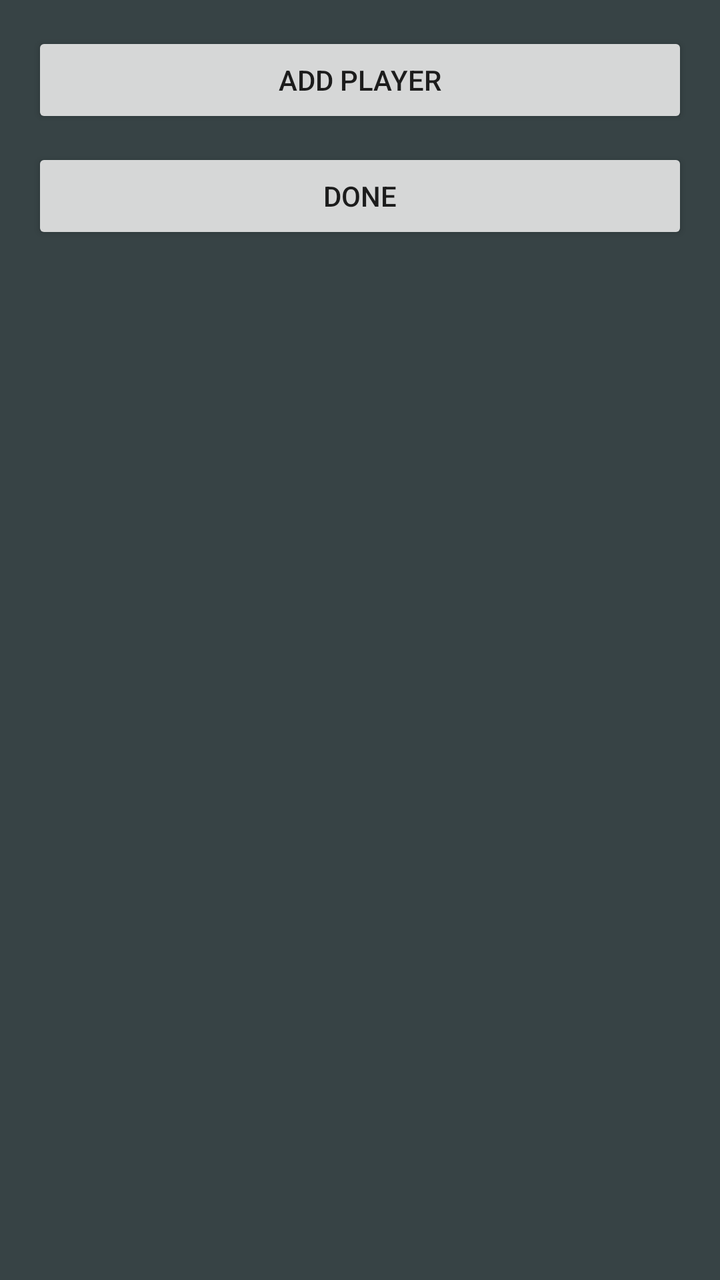
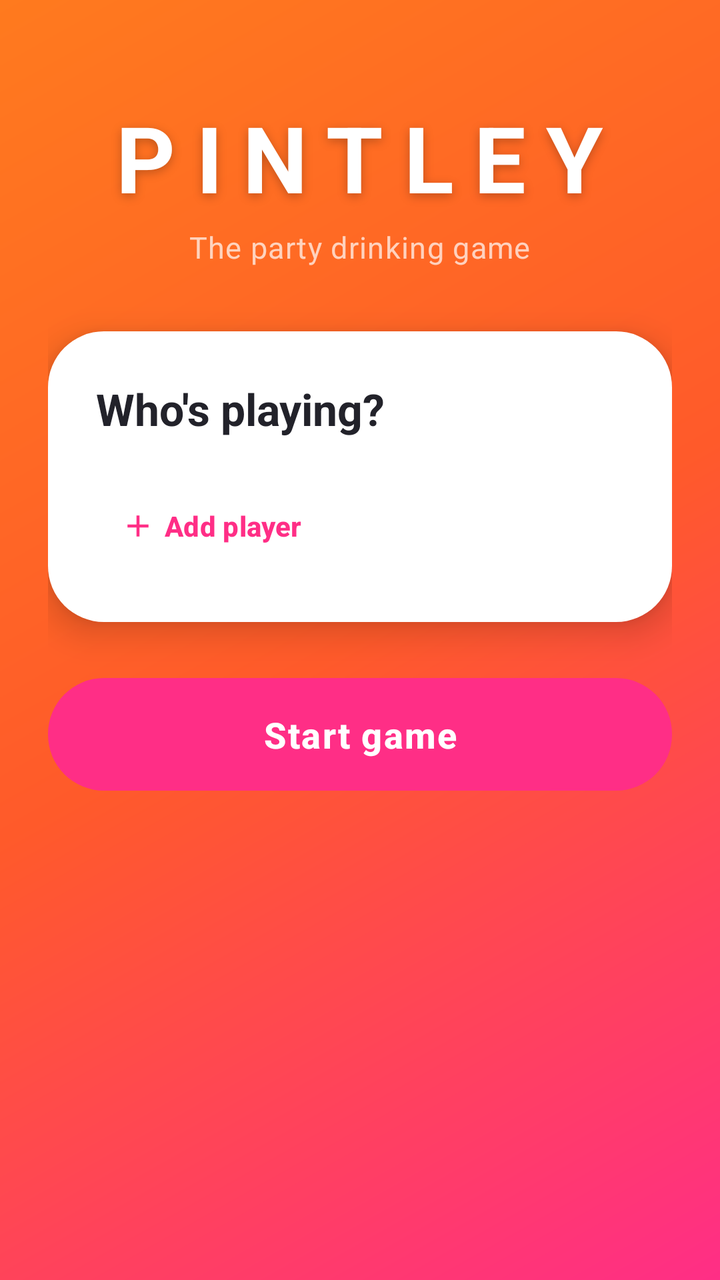

Compare the two renders of this Android layout. The source of the first and the diff that turns it into the second are given below.
<!-- AndroidManifest.xml: application theme AppTheme -->
<!-- res/layout/activity_nameinput.xml -->
<?xml version="1.0" encoding="utf-8"?>
<LinearLayout xmlns:android="http://schemas.android.com/apk/res/android"
    android:layout_width="match_parent"
    android:layout_height="match_parent"
    android:orientation="vertical"
    android:padding="16dp"
    android:id="@+id/name_input_layout">

    <Button
        android:id="@+id/add_button"
        android:layout_width="match_parent"
        android:layout_height="wrap_content"
        android:text="Add Player"
        android:layout_marginBottom="10dp" />

    <Button
        android:id="@+id/done_button"
        android:layout_width="match_parent"
        android:layout_height="wrap_content"
        android:text="Done" />
</LinearLayout>
<!-- resources referenced by this layout -->
<resources>
  <style name="AppTheme" parent="Theme.AppCompat.Light.NoActionBar">
          <item name="android:windowFullscreen">true</item>
          <item name="android:windowBackground">@color/Granite</item>
          <item name="colorControlNormal">@color/white</item> 
          <item name="colorControlActivated">@color/white</item> 
          <item name="colorControlHighlight">@color/white</item> 
          <item name="android:editTextColor">@android:color/white</item>
          
      </style>
  <color name="Granite">#374345</color>
  <color name="white">#FFFFFFFF</color>
</resources>

<!-- the commit's change to res/layout/activity_nameinput.xml (unified diff, before → after) -->
@@ -1,21 +1,88 @@
 <?xml version="1.0" encoding="utf-8"?>
-<LinearLayout xmlns:android="http://schemas.android.com/apk/res/android"
+<ScrollView xmlns:android="http://schemas.android.com/apk/res/android"
+    xmlns:app="http://schemas.android.com/apk/res-auto"
     android:layout_width="match_parent"
     android:layout_height="match_parent"
-    android:orientation="vertical"
-    android:padding="16dp"
-    android:id="@+id/name_input_layout">
+    android:background="@drawable/bg_gradient"
+    android:fillViewport="true">
 
-    <Button
-        android:id="@+id/add_button"
+    <LinearLayout
         android:layout_width="match_parent"
         android:layout_height="wrap_content"
-        android:text="Add Player"
-        android:layout_marginBottom="10dp" />
+        android:orientation="vertical"
+        android:gravity="center_horizontal"
+        android:paddingHorizontal="24dp"
+        android:paddingTop="48dp"
+        android:paddingBottom="32dp">
 
-    <Button
-        android:id="@+id/done_button"
-        android:layout_width="match_parent"
-        android:layout_height="wrap_content"
-        android:text="Done" />
-</LinearLayout>
+        
+        <TextView
+            android:layout_width="wrap_content"
+            android:layout_height="wrap_content"
+            android:text="PINTLEY"
+            android:textColor="@color/white"
+            android:textSize="46sp"
+            android:textStyle="bold"
+            android:letterSpacing="0.22"
+            android:shadowColor="#40000000"
+            android:shadowDx="0"
+            android:shadowDy="4"
+            android:shadowRadius="12" />
+
+        <TextView
+            android:layout_width="wrap_content"
+            android:layout_height="wrap_content"
+            android:layout_marginTop="4dp"
+            android:text="@string/tagline"
+            android:textColor="@color/white_70"
+            android:textSize="15sp"
+            android:letterSpacing="0.03" />
+
+        
+        <LinearLayout
+            android:layout_width="match_parent"
+            android:layout_height="wrap_content"
+            android:layout_marginTop="32dp"
+            android:orientation="vertical"
+            android:background="@drawable/bg_card"
+            android:elevation="10dp"
+            android:padding="24dp">
+
+            <TextView
+                android:layout_width="wrap_content"
+                android:layout_height="wrap_content"
+                android:text="@string/players_heading"
+                android:textColor="@color/ink"
+                android:textSize="22sp"
+                android:textStyle="bold"
+                android:layout_marginBottom="16dp" />
+
+            <LinearLayout
+                android:id="@+id/name_input_layout"
+                android:layout_width="match_parent"
+                android:layout_height="wrap_content"
+                android:orientation="vertical" />
+
+            <com.google.android.material.button.MaterialButton
+                android:id="@+id/add_button"
+                style="@style/Widget.Pintley.Button.Add"
+                android:layout_width="wrap_content"
+                android:layout_height="wrap_content"
+                android:layout_marginTop="4dp"
+                android:text="@string/add_player"
+                app:icon="@drawable/ic_add" />
+
+        </LinearLayout>
+
+        
+        <com.google.android.material.button.MaterialButton
+            android:id="@+id/done_button"
+            style="@style/Widget.Pintley.Button.Start"
+            android:layout_width="match_parent"
+            android:layout_height="wrap_content"
+            android:layout_marginTop="24dp"
+            android:text="@string/start_game" />
+
+    </LinearLayout>
+
+</ScrollView>
<!-- resource entries referenced after the edit -->
@@ -1,15 +1,72 @@
 <!-- resources referenced by this layout -->
 <resources>
-  <style name="AppTheme" parent="Theme.AppCompat.Light.NoActionBar">
-          <item name="android:windowFullscreen">true</item>
-          <item name="android:windowBackground">@color/Granite</item>
-          <item name="colorControlNormal">@color/white</item> 
-          <item name="colorControlActivated">@color/white</item> 
-          <item name="colorControlHighlight">@color/white</item> 
-          <item name="android:editTextColor">@android:color/white</item>
-          
+  <color name="ink">#22222A</color>
+  <color name="white">#FFFFFFFF</color>
+  <color name="white_70">#B3FFFFFF</color>
+  <!-- drawable bg_card (drawable) -->
+  <?xml version="1.0" encoding="utf-8"?>
+  <shape xmlns:android="http://schemas.android.com/apk/res/android"
+      android:shape="rectangle">
+      <solid android:color="@color/card_white" />
+      <corners android:radius="28dp" />
+  </shape>
+  <!-- drawable bg_gradient (drawable) -->
+  <?xml version="1.0" encoding="utf-8"?>
+  <shape xmlns:android="http://schemas.android.com/apk/res/android"
+      android:shape="rectangle">
+      <gradient
+          android:type="linear"
+          android:angle="315"
+          android:startColor="@color/brand_orange"
+          android:centerColor="@color/brand_orange_deep"
+          android:endColor="@color/brand_magenta" />
+  </shape>
+  <!-- drawable ic_add (drawable) -->
+  <vector xmlns:android="http://schemas.android.com/apk/res/android"
+      android:width="24dp"
+      android:height="24dp"
+      android:viewportWidth="24"
+      android:viewportHeight="24"
+      android:tint="@color/brand_magenta">
+      <path
+          android:fillColor="@android:color/white"
+          android:pathData="M19,13h-6v6h-2v-6H5v-2h6V5h2v6h6v2z" />
+  </vector>
+  <string name="add_player">Add player</string>
+  <string name="players_heading">Who\'s playing?</string>
+  <string name="start_game">Start game</string>
+  <string name="tagline">The party drinking game</string>
+  <style name="Widget.Pintley.Button.Add" parent="Widget.Material3.Button.TextButton">
+          <item name="android:textColor">@color/brand_magenta</item>
+          <item name="android:textStyle">bold</item>
+          <item name="iconTint">@color/brand_magenta</item>
+          <item name="iconGravity">textStart</item>
       </style>
-  <color name="Granite">#374345</color>
-  <color name="white">#FFFFFFFF</color>
+  <style name="Widget.Pintley.Button.Start" parent="Widget.Material3.Button">
+          <item name="backgroundTint">@color/brand_magenta</item>
+          <item name="android:textColor">@color/white</item>
+          <item name="android:textSize">18sp</item>
+          <item name="android:textStyle">bold</item>
+          <item name="android:letterSpacing">0.04</item>
+          <item name="cornerRadius">28dp</item>
+          <item name="android:paddingTop">16dp</item>
+          <item name="android:paddingBottom">16dp</item>
+          <item name="rippleColor">@color/white_24</item>
+      </style>
+  <style name="Theme.Pintley" parent="Theme.Material3.Light.NoActionBar">
+          <item name="colorPrimary">@color/brand_magenta</item>
+          <item name="colorOnPrimary">@color/white</item>
+          <item name="colorSecondary">@color/brand_orange</item>
+          <item name="colorOnSecondary">@color/white</item>
+          <item name="android:statusBarColor">@color/brand_orange</item>
+          <item name="android:navigationBarColor">@color/brand_magenta</item>
+          <item name="android:windowLightStatusBar">false</item>
+          <item name="android:windowBackground">@color/brand_orange</item>
+      </style>
+  <color name="card_white">#FFFFFFFF</color>
+  <color name="brand_orange">#FF7A1E</color>
+  <color name="brand_orange_deep">#FF5A2A</color>
+  <color name="brand_magenta">#FF2E86</color>
+  <color name="white_24">#3DFFFFFF</color>
 </resources>
 
